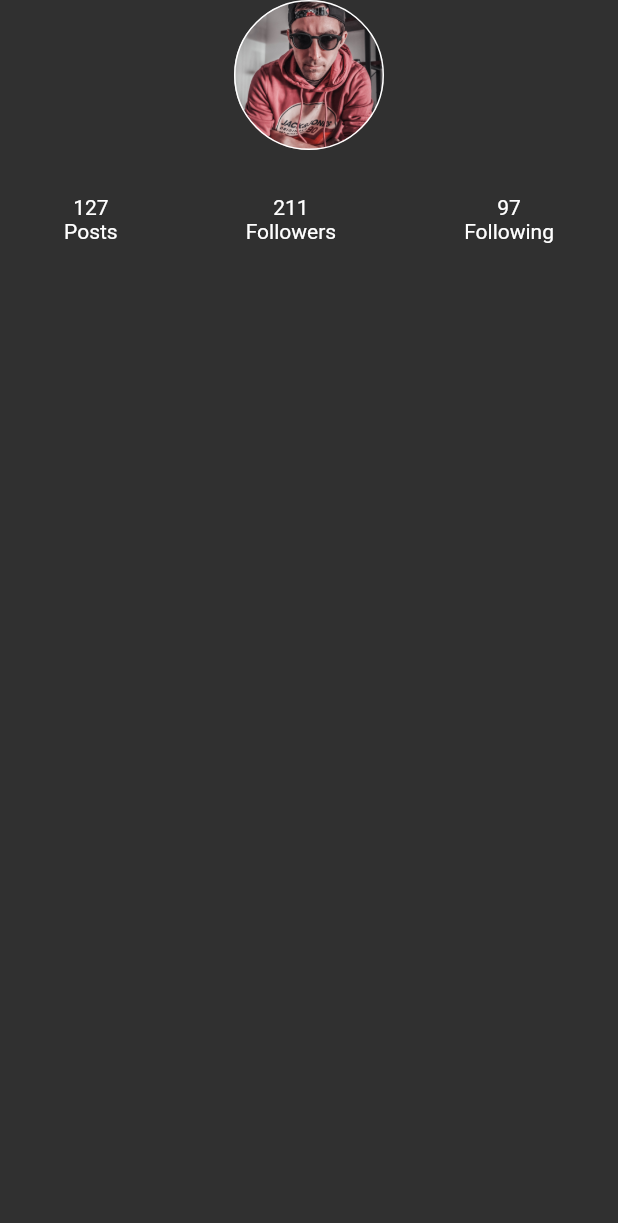
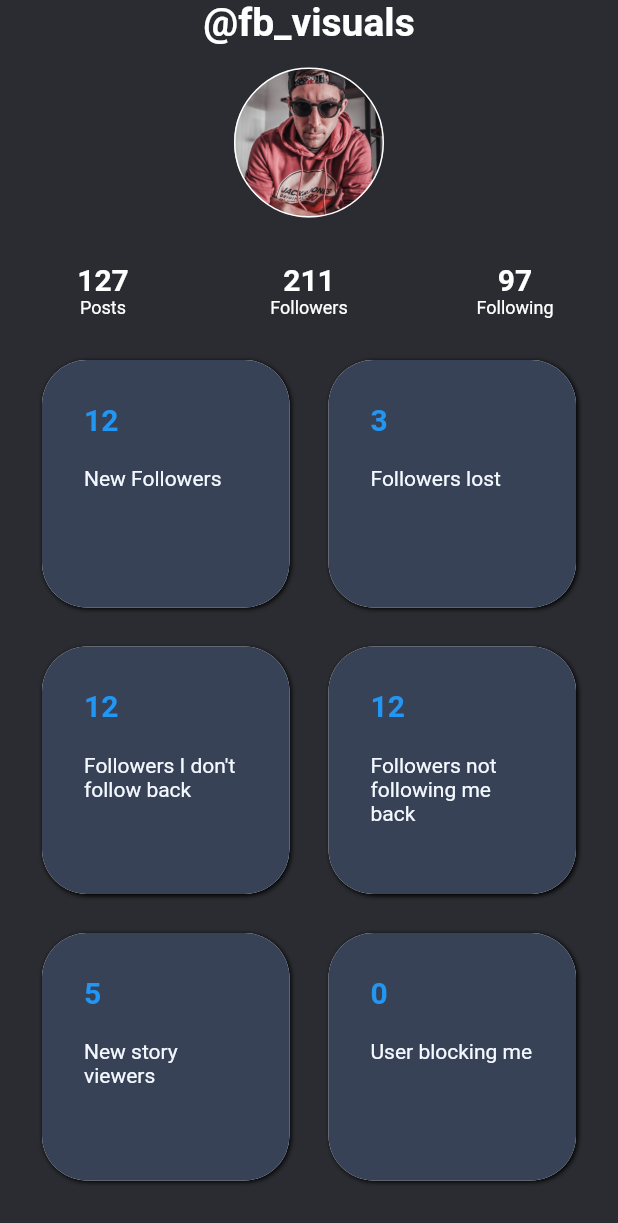
Before and after one commit to BFlorian91/instanalyse, a Flutter app: the screen it shows after launch, on a phone screen of 412 x 824 dp. Shown: the top 1223 px of the screen. Run offline on Flutter 3.47's test engine with Material 2 defaults, Android fonts, the phone set to English and light mode, and no system bars; our stand-ins replace adaptive_theme.

Commit message:
UI 1.0 for homepage done need to fetch datas

```diff
--- /dev/null
+++ b/lib/constants/colors.dart
@@ -0,0 +1,7 @@
+import 'package:flutter/material.dart';
+
+const Color backgroundColor = Color(0xFF2A2C31);
+const Color containerColor = Color(0xFF384257);
+const Color secondary = Color(0xFF19D5f1);
+const Color white = Color(0xFFF4F9FF);
+const Color black = Color(0xFF000000);
--- a/lib/main.dart
+++ b/lib/main.dart
@@ -1,6 +1,7 @@
 import 'package:flutter/material.dart';
 import 'package:adaptive_theme/adaptive_theme.dart';
 
+import './constants/colors.dart';
 import './screens/homepage.dart';
 
 void main() async {
@@ -23,12 +24,14 @@ Widget build(BuildContext context) {
       ),
       dark: ThemeData(
         brightness: Brightness.dark,
+        scaffoldBackgroundColor: backgroundColor,
         primarySwatch: Colors.red,
         accentColor: Colors.amber,
       ),
       initial: AdaptiveThemeMode.dark,
       builder: (ThemeData theme, ThemeData darkTheme) => MaterialApp(
-        title: 'Adaptive Theme Demo',
+        debugShowCheckedModeBanner: false,
+        title: 'insanalyse',
         theme: theme,
         darkTheme: darkTheme,
         home: HomePage(),
--- a/lib/screens/homepage.dart
+++ b/lib/screens/homepage.dart
@@ -3,6 +3,7 @@ import 'package:flutter/material.dart';
 
 import 'package:flutter/cupertino.dart';
 import 'package:insanalyse/widgets/custom_circle_avatar.dart';
+import 'package:insanalyse/widgets/new_stat.dart';
 import 'package:insanalyse/widgets/recap_stats.dart';
 
 class HomePage extends StatefulWidget {
@@ -20,9 +21,37 @@ class _HomePageState extends State<HomePage> {
         child: SafeArea(
           child: Column(
             children: <Widget>[
+              const Text(
+                '@fb_visuals',
+                style: TextStyle(fontSize: 26.0, fontWeight: FontWeight.bold),
+              ),
+              const SizedBox(height: 15.0),
               const CustomCircleAvatar('assets/images/me.jpg'),
-              const SizedBox(height: 30.0,),
+              const SizedBox(height: 30.0),
               const RecapStats('127', '211', '97'),
+              Expanded(
+                child: CustomScrollView(
+                  primary: false,
+                  slivers: <Widget>[
+                    SliverPadding(
+                      padding: const EdgeInsets.all(20),
+                      sliver: SliverGrid.count(
+                        crossAxisSpacing: 10,
+                        mainAxisSpacing: 10,
+                        crossAxisCount: 2,
+                        children: const <Widget>[
+                          NewStat('12', 'New Followers'),
+                          NewStat('3', 'Followers lost'),
+                          NewStat('12', "Followers I don't follow back"),
+                          NewStat('12', 'Followers not following me back'),
+                          NewStat('5', 'New story viewers'),
+                          NewStat('0', 'User blocking me'),
+                        ],
+                      ),
+                    ),
+                  ],
+                ),
+              )
             ],
           ),
         ),
--- /dev/null
+++ b/lib/widgets/new_stat.dart
@@ -0,0 +1,62 @@
+import 'package:flutter/material.dart';
+
+import '../constants/colors.dart';
+
+class NewStat extends StatefulWidget {
+  final String number;
+  final String stat;
+
+  const NewStat(this.number, this.stat);
+  @override
+  _NewStatState createState() => _NewStatState();
+}
+
+class _NewStatState extends State<NewStat> {
+  @override
+  Widget build(BuildContext context) {
+    return Container(
+      margin: const EdgeInsets.all(8),
+      decoration: BoxDecoration(
+        borderRadius: BorderRadius.circular(30.0),
+        color: Colors.white,
+        boxShadow: const <BoxShadow>[
+          BoxShadow(
+            blurRadius: 2.0,
+            offset: Offset(1.0, 1.0),
+          )
+        ],
+      ),
+      child: Container(
+        padding: const EdgeInsets.all(8),
+        decoration: BoxDecoration(
+          borderRadius: BorderRadius.circular(30),
+          color: containerColor,
+        ),
+        child: Column(
+          children: <Widget>[
+            Container(
+              padding: const EdgeInsets.only(top: 20.0, left: 20.0),
+              width: double.infinity,
+              child: Text(
+                widget.number,
+                style: const TextStyle(
+                  fontWeight: FontWeight.bold,
+                  color: Colors.blue,
+                  fontSize: 20.0,
+                ),
+              ),
+            ),
+            Container(
+              padding: const EdgeInsets.all(20.0),
+              width: double.infinity,
+              child: Text(
+                widget.stat,
+                style: const TextStyle(color: white),
+              ),
+            )
+          ],
+        ),
+      ),
+    );
+  }
+}
--- a/lib/widgets/recap_stats.dart
+++ b/lib/widgets/recap_stats.dart
@@ -14,27 +14,55 @@ class RecapStats extends StatefulWidget {
 class _RecapStatsState extends State<RecapStats> {
   @override
   Widget build(BuildContext context) {
+    final double widthSplit = MediaQuery.of(context).size.width / 3;
     return SizedBox(
       child: Row(
         mainAxisAlignment: MainAxisAlignment.spaceAround,
         children: <Widget>[
-          Column(
+          SizedBox(
+            width: widthSplit,
+            child: Column(
               children: <Widget>[
-              Text(widget.numberPost),
-              const Text('Posts'),
+                Text(
+                  widget.numberPost,
+                  style: TextStyle(fontWeight: FontWeight.bold, fontSize: 20),
+                ),
+                const Text(
+                  'Posts',
+                  style: TextStyle(fontSize: 12),
+                ),
               ],
             ),
-          Column(
+          ),
+          SizedBox(
+            width: widthSplit,
+            child: Column(
               children: <Widget>[
-              Text(widget.numberOfFollowers),
-              const Text('Followers')
+                Text(
+                  widget.numberOfFollowers,
+                  style: TextStyle(fontWeight: FontWeight.bold, fontSize: 20),
+                ),
+                const Text(
+                  'Followers',
+                  style: TextStyle(fontSize: 12),
+                )
               ],
             ),
-          Column(
+          ),
+          SizedBox(
+            width: widthSplit,
+            child: Column(
               children: <Widget>[
-              Text(widget.numberOfFollowing),
-              const Text('Following')
+                Text(
+                  widget.numberOfFollowing,
+                  style: TextStyle(fontWeight: FontWeight.bold, fontSize: 20),
+                ),
+                const Text(
+                  'Following',
+                  style: TextStyle(fontSize: 12),
+                )
               ],
+            ),
           )
         ],
       ),
```
Lines whose indentation alone changed are shown as unchanged.
